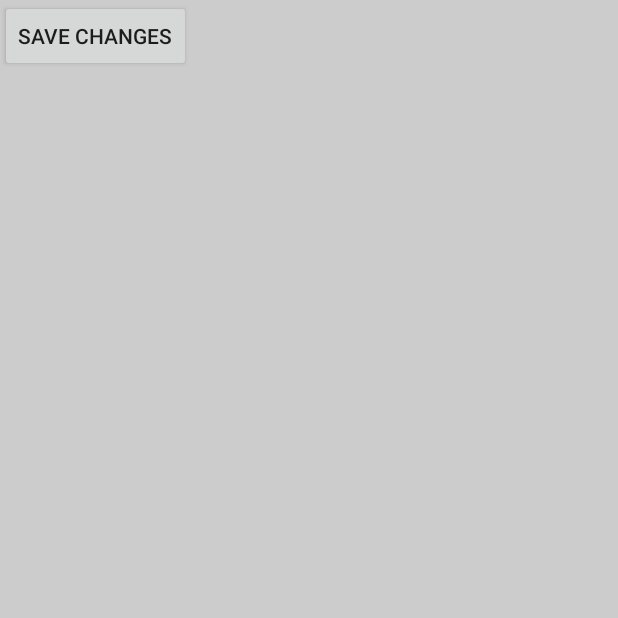
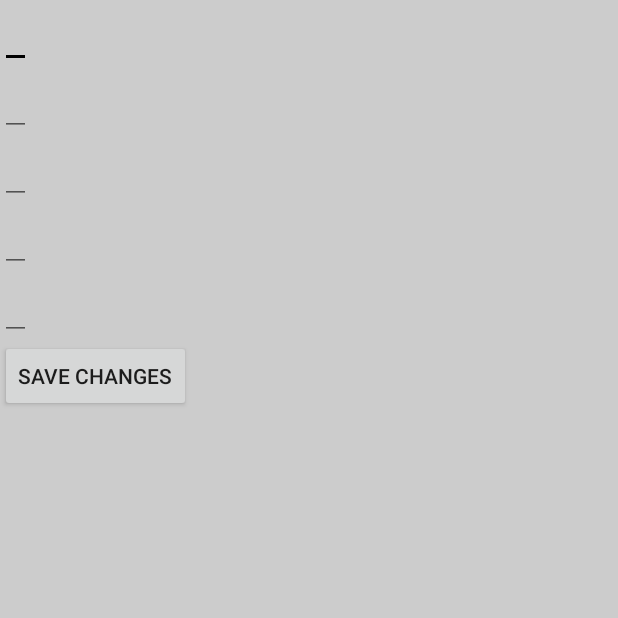
Before and after one commit to bfgardner/cs370androidcode, an Android app: the EditMedicineActivity screen opened directly, with no data from a screen before it, on a phone screen of 412 x 824 dp, the top half of it. Before the commit the part shown is almost empty. Run offline under Robolectric (Android 15) with nearby library versions, the phone set to English and light mode, and no system bars; 6 statements that could not run were skipped.

Commit message:
added edit medicine fields, all is working

```diff
--- a/app/src/main/java/io/iaso/iaso/EditMedicineActivity.java
+++ b/app/src/main/java/io/iaso/iaso/EditMedicineActivity.java
@@ -5,17 +5,48 @@ import android.os.Bundle;
 import android.support.v7.app.AppCompatActivity;
 import android.view.View;
 import android.widget.Button;
+import android.widget.EditText;
+import android.widget.Toast;
+
+import io.iaso.iaso.UserAccountHome.UserAccountHome;
+import io.iaso.iaso.core.model.MedicineResponse;
+import io.iaso.iaso.network.async.AddPrescriptionTask;
+import io.iaso.iaso.network.async.UpdateMedicineTask;
 
 public class EditMedicineActivity extends AppCompatActivity {
 
     private Button saveButton;
+    private EditText enterName;
+    private EditText enterDetails;
+    private EditText enterDosage;
+    private EditText enterInstructions;
+    private EditText enterPurpose;
+
     @Override
     protected void onCreate(Bundle savedInstanceState) {
         super.onCreate(savedInstanceState);
         setContentView(R.layout.activity_edit_medicine);
 
-        //use data from previous page (passed in intent?)
+        final Intent information = getIntent();
+        final String med_name = information.getExtras().getString("Name");
+        final String med_details = information.getExtras().getString("Details");
+        final String next_dose = information.getExtras().getString("Next");
+        final String purpose = information.getExtras().getString("MainUse");
+        final String dosage = information.getExtras().getString("DosageAmount");
+        final String instructions = information.getExtras().getString("Instructions");
+
         saveButton = (Button)findViewById(R.id.save_med_button);
+        enterName = (EditText)findViewById(R.id.edit_name);
+        enterDetails = (EditText)findViewById(R.id.edit_details);
+        enterPurpose = (EditText)findViewById(R.id.edit_purpose);
+        enterDosage = (EditText)findViewById(R.id.edit_dosage);
+        enterInstructions = (EditText)findViewById(R.id.edit_instructions);
+
+        enterName.setText(med_name);
+        enterDetails.setText(med_details);
+        enterPurpose.setText(purpose);
+        enterDosage.setText(dosage);
+        enterInstructions.setText(instructions);
 
         saveButton.setOnClickListener(new View.OnClickListener() {
             @Override
@@ -23,7 +54,17 @@ public class EditMedicineActivity extends AppCompatActivity {
                 //save changes, return to medicine detail
                 String savedChanges = "Saved changes, back to medicine detail";
                 //send the entered information back to the API, return the information for this medicine again + pass through
-                Intent save_go_back = new Intent (EditMedicineActivity.this, MedicineDetailActivity.class);
+
+                UpdateMedicineTask task = new UpdateMedicineTask();
+                task.setOnUpdateCallbackListener(new UpdateMedicineTask.OnUpdateCallbackListener() {
+                    @Override
+                    public void onCallBack(MedicineResponse response) {
+                        //do nothing?
+                    }
+                });
+                task.execute(information.getExtras().getString("ID"), enterName.getText().toString(), med_name, enterDetails.getText().toString(),
+                        med_details, enterPurpose.getText().toString(), purpose, enterDosage.getText().toString(), dosage, enterInstructions.getText().toString(), instructions);
+                Intent save_go_back = new Intent (EditMedicineActivity.this, UserAccountHome.class);
                 save_go_back.putExtra("Success", savedChanges);
                 startActivity(save_go_back);
             }
--- a/app/src/main/java/io/iaso/iaso/core/model/Medicine.java
+++ b/app/src/main/java/io/iaso/iaso/core/model/Medicine.java
@@ -34,6 +34,8 @@ public class Medicine {
     public String isPrevDoseTaken(){
         return prev_dose_taken;
     }
+
+    public String getInstructions() {return instructions;}
 
     //public ArrayList<String> getWarnings(){
       //  return warnings;
--- a/app/src/main/java/io/iaso/iaso/network/async/MedicineListTask.java
+++ b/app/src/main/java/io/iaso/iaso/network/async/MedicineListTask.java
@@ -69,7 +69,7 @@ public class MedicineListTask extends AsyncTask<String,String,MedicineResponse>
                             .doseTimes(jsonObject.getString("dosage_times"))
                             .instruct(jsonObject.getString("instructions"))
                             .identify(jsonObject.getString("id"))
-                           // .nextDose(next_dose)
+                            //.nextDose(next_dose)
                             .build();
                     meds.add(medicine);
                 }
--- a/app/src/main/res/layout/activity_edit_medicine.xml
+++ b/app/src/main/res/layout/activity_edit_medicine.xml
@@ -3,7 +3,29 @@
     xmlns:tools="http://schemas.android.com/tools"
     android:layout_width="match_parent"
     android:layout_height="match_parent"
+    android:orientation="vertical"
     tools:context="io.iaso.iaso.EditMedicineActivity">
+    <EditText
+        android:id="@+id/edit_name"
+        android:layout_width="wrap_content"
+        android:layout_height="wrap_content" />
+    <EditText
+        android:id="@+id/edit_details"
+        android:layout_width="wrap_content"
+        android:layout_height="wrap_content" />
+    <EditText
+        android:id="@+id/edit_dosage"
+        android:layout_width="wrap_content"
+        android:layout_height="wrap_content" />
+    <EditText
+        android:id="@+id/edit_instructions"
+        android:layout_width="wrap_content"
+        android:layout_height="wrap_content" />
+
+    <EditText
+        android:id="@+id/edit_purpose"
+        android:layout_width="wrap_content"
+        android:layout_height="wrap_content" />
 
     <Button
         android:id="@+id/save_med_button"
--- a/app/src/main/res/layout/content_user_account_home.xml
+++ b/app/src/main/res/layout/content_user_account_home.xml
@@ -46,6 +46,8 @@
                 android:id="@+id/recycler_medicine_next_dose"
                 android:layout_width="match_parent"
                 android:layout_height="match_parent" />
+
+
 <!--
             <LinearLayout
                 android:layout_width="match_parent"
```
Also changed, not shown: app/src/main/java/io/iaso/iaso/MedicineDetailActivity.java (+29 -4 lines), app/src/main/java/io/iaso/iaso/network/async/UpdateMedicineTask.java (added, +71 -0 lines), app/src/main/java/io/iaso/iaso/viewholder/RecyclerViewHolder.java (+18 -1 lines), app/src/main/res/layout/activity_medicine_detail.xml (+18 -2 lines).
